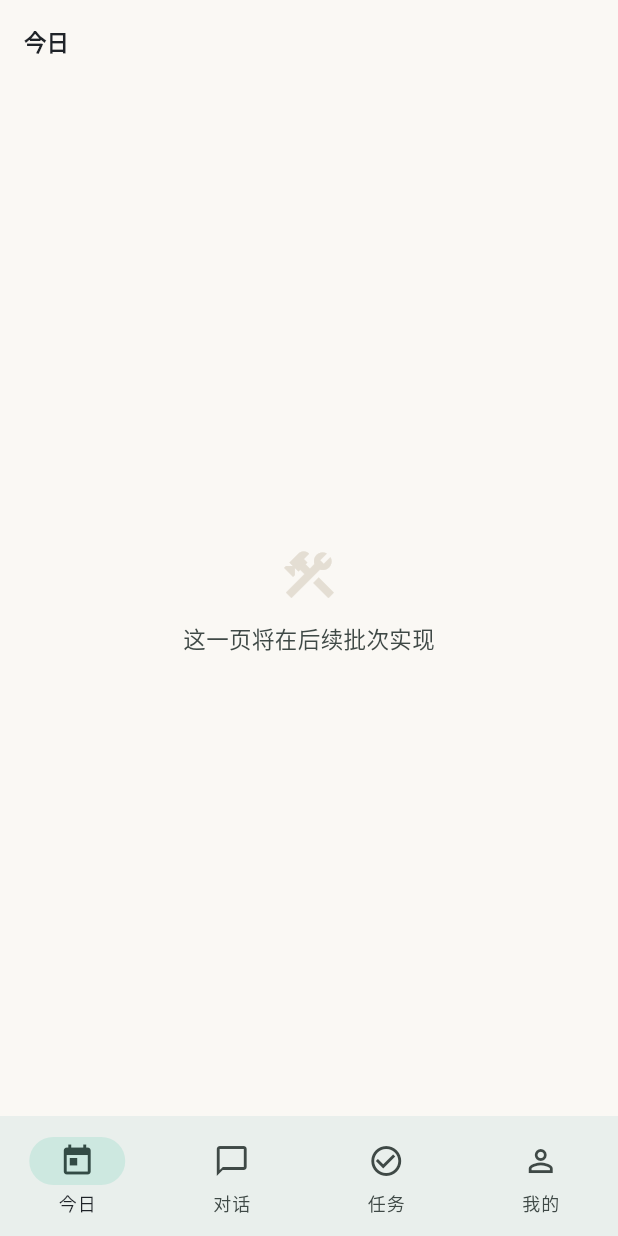
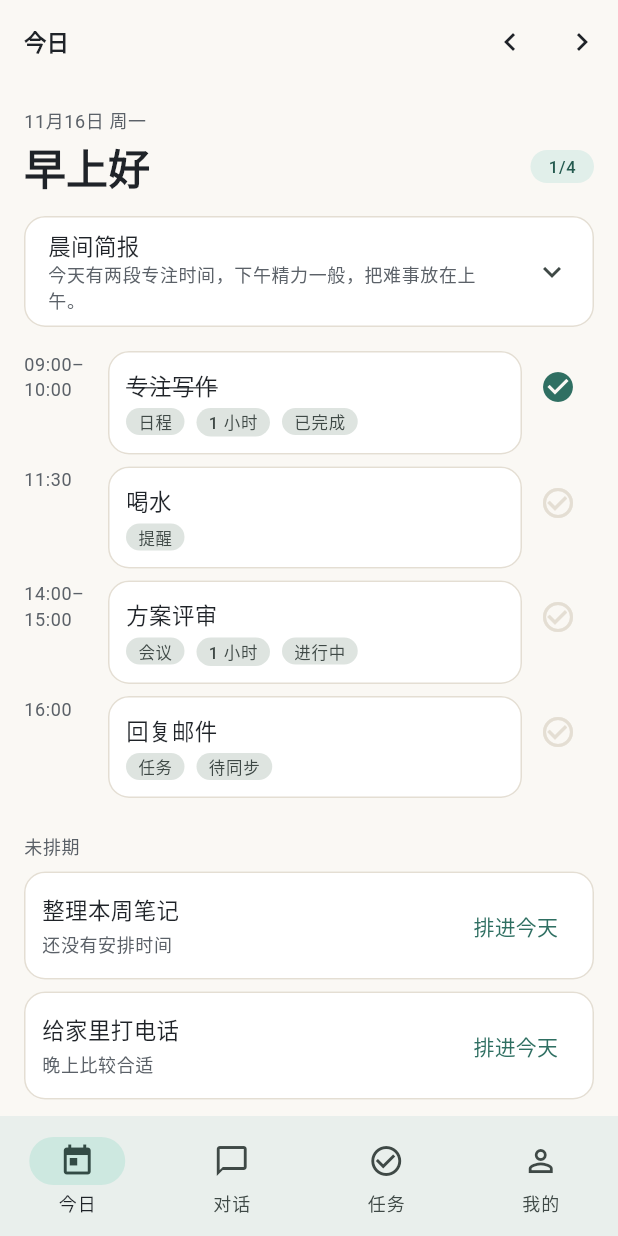
Before and after one commit to Lark123456/AI_Assitant, a Flutter app: the screen it shows after launch, on a phone screen of 412 x 824 dp. Run offline on Flutter 3.47's test engine with Material 3 defaults, Android fonts, the phone set to English and light mode, and no system bars; our stand-ins replace flutter_riverpod, go_router.

Commit message:
阶段 U1 批次7：今日页与状态覆盖
今日页接入 TodayController：日期切换、简报折叠、时间线完成/跳过、未排期排进今天、晚间复盘；覆盖加载、空、错误、离线、同步中与待同步；Mock Today 支持正常/空/失败数据集。

```diff
--- a/mobile/lib/core/strings.dart
+++ b/mobile/lib/core/strings.dart
@@ -40,4 +40,16 @@ abstract final class S {
   static const placeholderBody = '这一页将在后续批次实现';
   static const tasksNextStage = '任务页将在下一阶段提供';
   static const profileNextStage = '我的页将在下一阶段提供';
+
+  static const markDone = '完成';
+  static const skipItem = '跳过';
+  static const previousDay = '前一天';
+  static const nextDay = '后一天';
+  static const adjustTime = '调整时间';
+  static const statusOffline = '离线';
+  static const statusSyncing = '同步中';
+  static const reviewSubmitted = '已提交晚间复盘';
+  static const reviewConfirm = '按当前完成情况提交？';
+  static const submit = '提交';
+  static const cancel = '取消';
 }
--- /dev/null
+++ b/mobile/lib/features/today/today_page.dart
@@ -0,0 +1,492 @@
+import 'package:flutter/material.dart';
+import 'package:flutter_riverpod/flutter_riverpod.dart';
+
+import '../../core/clock.dart';
+import '../../core/format.dart';
+import '../../core/providers.dart';
+import '../../core/strings.dart';
+import '../../core/theme/tokens.dart';
+import '../../domain/enums.dart';
+import '../../domain/models/today.dart';
+import 'today_controller.dart';
+
+class TodayPage extends ConsumerWidget {
+  const TodayPage({super.key});
+
+  @override
+  Widget build(BuildContext context, WidgetRef ref) {
+    final async = ref.watch(todayControllerProvider);
+    final networkStatus = ref.watch(networkStatusProvider).value;
+    return Scaffold(
+      appBar: AppBar(
+        title: const Text(S.tabToday),
+        actions: [
+          IconButton(
+            tooltip: S.previousDay,
+            onPressed: () =>
+                ref.read(todayControllerProvider.notifier).previousDay(),
+            icon: const Icon(Icons.chevron_left),
+          ),
+          IconButton(
+            tooltip: S.nextDay,
+            onPressed: () =>
+                ref.read(todayControllerProvider.notifier).nextDay(),
+            icon: const Icon(Icons.chevron_right),
+          ),
+        ],
+      ),
+      body: switch (async) {
+        AsyncData(:final value) => _TodayBody(
+          state: value,
+          networkStatus: networkStatus,
+        ),
+        AsyncError() => _ErrorView(
+          onRetry: () => ref.read(todayControllerProvider.notifier).retry(),
+        ),
+        _ => const Center(child: CircularProgressIndicator()),
+      },
+    );
+  }
+}
+
+class _TodayBody extends ConsumerWidget {
+  const _TodayBody({required this.state, required this.networkStatus});
+
+  final TodayState state;
+  final NetworkStatus? networkStatus;
+
+  @override
+  Widget build(BuildContext context, WidgetRef ref) {
+    final day = state.day;
+    final now = ref.watch(clockProvider).now();
+    final doneCount = day.items
+        .where((item) => item.status == TodayItemStatus.done)
+        .length;
+    final isEmpty = day.items.isEmpty && day.unscheduled.isEmpty;
+
+    return ListView(
+      padding: const EdgeInsets.all(AppSpacing.lg),
+      children: [
+        if (networkStatus == NetworkStatus.offline) ...[
+          const _NetworkBanner(text: S.offline, icon: Icons.cloud_off_outlined),
+          const SizedBox(height: AppSpacing.md),
+        ] else if (networkStatus == NetworkStatus.syncing) ...[
+          const _NetworkBanner(text: S.syncing, icon: Icons.sync),
+          const SizedBox(height: AppSpacing.md),
+        ],
+        _TodayHeader(
+          date: state.date,
+          greeting: greetingFor(now),
+          doneCount: doneCount,
+          total: day.items.length,
+        ),
+        if (day.morningBrief != null) ...[
+          const SizedBox(height: AppSpacing.lg),
+          _BriefCard(
+            brief: day.morningBrief!,
+            onAdjust: () => _showAdjustHint(context),
+          ),
+        ],
+        const SizedBox(height: AppSpacing.lg),
+        if (isEmpty)
+          const _EmptyView()
+        else ...[
+          for (final item in day.items)
+            Padding(
+              padding: const EdgeInsets.only(bottom: AppSpacing.sm),
+              child: _TodayItemTile(item: item, now: now),
+            ),
+          if (day.unscheduled.isNotEmpty) ...[
+            const SizedBox(height: AppSpacing.lg),
+            Text(S.unscheduled, style: Theme.of(context).textTheme.bodySmall),
+            const SizedBox(height: AppSpacing.sm),
+            for (final item in day.unscheduled)
+              Padding(
+                padding: const EdgeInsets.only(bottom: AppSpacing.sm),
+                child: _UnscheduledTile(item: item, day: state.date),
+              ),
+          ],
+        ],
+        const SizedBox(height: AppSpacing.xl),
+        OutlinedButton.icon(
+          onPressed: () => _confirmReview(context, ref),
+          icon: const Icon(Icons.nightlight_outlined),
+          label: const Text(S.eveningReview),
+        ),
+      ],
+    );
+  }
+
+  void _showAdjustHint(BuildContext context) {
+    ScaffoldMessenger.of(context)
+        .showSnackBar(const SnackBar(content: Text(S.tellFriday)));
+  }
+
+  Future<void> _confirmReview(BuildContext context, WidgetRef ref) async {
+    final messenger = ScaffoldMessenger.of(context);
+    final confirmed = await showDialog<bool>(
+      context: context,
+      builder: (dialogContext) => AlertDialog(
+        content: const Text(S.reviewConfirm),
+        actions: [
+          TextButton(
+            onPressed: () => Navigator.of(dialogContext).pop(false),
+            child: const Text(S.cancel),
+          ),
+          FilledButton(
+            onPressed: () => Navigator.of(dialogContext).pop(true),
+            child: const Text(S.submit),
+          ),
+        ],
+      ),
+    );
+    if (confirmed != true) return;
+    await ref.read(todayControllerProvider.notifier).submitEveningReview();
+    messenger.showSnackBar(const SnackBar(content: Text(S.reviewSubmitted)));
+  }
+}
+
+class _TodayHeader extends StatelessWidget {
+  const _TodayHeader({
+    required this.date,
+    required this.greeting,
+    required this.doneCount,
+    required this.total,
+  });
+
+  final DateTime date;
+  final String greeting;
+  final int doneCount;
+  final int total;
+
+  @override
+  Widget build(BuildContext context) {
+    final theme = Theme.of(context);
+    return Column(
+      crossAxisAlignment: CrossAxisAlignment.start,
+      children: [
+        Text(formatDayTitle(date), style: theme.textTheme.bodySmall),
+        const SizedBox(height: AppSpacing.xs),
+        Row(
+          children: [
+            Expanded(
+              child: Text(greeting, style: theme.textTheme.headlineMedium),
+            ),
+            Container(
+              padding: const EdgeInsets.symmetric(
+                horizontal: AppSpacing.md,
+                vertical: AppSpacing.xs,
+              ),
+              decoration: BoxDecoration(
+                color: theme.colorScheme.primaryContainer,
+                borderRadius: BorderRadius.circular(AppRadius.capsule),
+              ),
+              child: Text(
+                '$doneCount/$total',
+                style: theme.textTheme.labelSmall?.copyWith(
+                  color: theme.colorScheme.onPrimaryContainer,
+                ),
+              ),
+            ),
+          ],
+        ),
+      ],
+    );
+  }
+}
+
+class _BriefCard extends StatelessWidget {
+  const _BriefCard({required this.brief, required this.onAdjust});
+
+  final Brief brief;
+  final VoidCallback onAdjust;
+
+  @override
+  Widget build(BuildContext context) {
+    final theme = Theme.of(context);
+    return Card(
+      child: ExpansionTile(
+        tilePadding: const EdgeInsets.symmetric(horizontal: AppSpacing.lg),
+        childrenPadding: const EdgeInsets.fromLTRB(
+          AppSpacing.lg,
+          0,
+          AppSpacing.lg,
+          AppSpacing.lg,
+        ),
+        title: Text(S.morningBrief, style: theme.textTheme.bodyMedium),
+        subtitle: Text(
+          brief.text,
+          maxLines: 2,
+          overflow: TextOverflow.ellipsis,
+          style: theme.textTheme.bodySmall,
+        ),
+        children: [
+          Align(
+            alignment: Alignment.centerLeft,
+            child: Text(brief.reasonLine, style: theme.textTheme.bodySmall),
+          ),
+          for (final suggestion in brief.mergedSuggestions)
+            Align(
+              alignment: Alignment.centerLeft,
+              child: Padding(
+                padding: const EdgeInsets.only(top: AppSpacing.xs),
+                child: Text('· $suggestion', style: theme.textTheme.bodySmall),
+              ),
+            ),
+          Align(
+            alignment: Alignment.centerRight,
+            child: TextButton(onPressed: onAdjust, child: const Text(S.adjust)),
+          ),
+        ],
+      ),
+    );
+  }
+}
+
+class _TodayItemTile extends ConsumerWidget {
+  const _TodayItemTile({required this.item, required this.now});
+
+  final TodayItem item;
+  final DateTime now;
+
+  @override
+  Widget build(BuildContext context, WidgetRef ref) {
+    final theme = Theme.of(context);
+    final done = item.status == TodayItemStatus.done;
+    final skipped = item.status == TodayItemStatus.skipped;
+    final overdue = item.isOverdueAt(now);
+    final pendingSync =
+        item.syncState == SyncState.pending ||
+        item.syncState == SyncState.queued;
+
+    return Row(
+      crossAxisAlignment: CrossAxisAlignment.start,
+      children: [
+        SizedBox(
+          width: 56,
+          child: Text(_timeLabel(item), style: theme.textTheme.bodySmall),
+        ),
+        Expanded(
+          child: Card(
+            child: InkWell(
+              borderRadius: BorderRadius.circular(AppRadius.card),
+              onLongPress: done || skipped
+                  ? null
+                  : () => ref
+                        .read(todayControllerProvider.notifier)
+                        .skip(item.id),
+              child: Padding(
+                padding: const EdgeInsets.all(AppSpacing.md),
+                child: Column(
+                  crossAxisAlignment: CrossAxisAlignment.start,
+                  children: [
+                    Text(
+                      item.title,
+                      style: theme.textTheme.bodyMedium?.copyWith(
+                        decoration: done ? TextDecoration.lineThrough : null,
+                      ),
+                    ),
+                    const SizedBox(height: AppSpacing.xs),
+                    Wrap(
+                      spacing: AppSpacing.sm,
+                      runSpacing: AppSpacing.xs,
+                      children: [
+                        if (item.sourceTag != null) _Tag(text: item.sourceTag!),
+                        if (item.durationMin != null)
+                          _Tag(text: formatDuration(item.durationMin!)),
+                        if (item.status == TodayItemStatus.inProgress)
+                          _Tag(text: S.inProgress),
+                        if (done) _Tag(text: S.done),
+                        if (skipped) _Tag(text: S.skipped),
+                        if (overdue) _Tag(text: S.overdue, warning: true),
+                        if (pendingSync) _Tag(text: S.waitingSync),
+                      ],
+                    ),
+                  ],
+                ),
+              ),
+            ),
+          ),
+        ),
+        IconButton(
+          tooltip: done ? S.done : S.markDone,
+          constraints: const BoxConstraints.tightFor(
+            width: AppSizes.minTouch,
+            height: AppSizes.minTouch,
+          ),
+          onPressed: done || skipped
+              ? null
+              : () => ref
+                    .read(todayControllerProvider.notifier)
+                    .complete(item.id),
+          icon: Icon(
+            done ? Icons.check_circle : Icons.check_circle_outline,
+            color: done ? theme.colorScheme.primary : theme.colorScheme.outline,
+          ),
+        ),
+      ],
+    );
+  }
+
+  String _timeLabel(TodayItem item) {
+    final start = item.start;
+    if (start == null) return '';
+    if (item.kind == TodayItemKind.block && item.end != null) {
+      return '${formatClockTime(start)}–${formatClockTime(item.end!)}';
+    }
+    return formatClockTime(start);
+  }
+}
+
+class _UnscheduledTile extends ConsumerWidget {
+  const _UnscheduledTile({required this.item, required this.day});
+
+  final TodayItem item;
+  final DateTime day;
+
+  @override
+  Widget build(BuildContext context, WidgetRef ref) {
+    final theme = Theme.of(context);
+    return Card(
+      child: Padding(
+        padding: const EdgeInsets.all(AppSpacing.md),
+        child: Row(
+          children: [
+            Expanded(
+              child: Column(
+                crossAxisAlignment: CrossAxisAlignment.start,
+                children: [
+                  Text(item.title, style: theme.textTheme.bodyMedium),
+                  if (item.reason != null) ...[
+                    const SizedBox(height: AppSpacing.xs),
+                    Text(item.reason!, style: theme.textTheme.bodySmall),
+                  ],
+                ],
+              ),
+            ),
+            TextButton(
+              onPressed: () => ref
+                  .read(todayControllerProvider.notifier)
+                  .moveToToday(
+                    item.id,
+                    DateTime(day.year, day.month, day.day, 18),
+                  ),
+              child: const Text(S.planForToday),
+            ),
+          ],
+        ),
+      ),
+    );
+  }
+}
+
+class _NetworkBanner extends StatelessWidget {
+  const _NetworkBanner({required this.text, required this.icon});
+
+  final String text;
+  final IconData icon;
+
+  @override
+  Widget build(BuildContext context) {
+    final theme = Theme.of(context);
+    return Container(
+      padding: const EdgeInsets.symmetric(
+        horizontal: AppSpacing.md,
+        vertical: AppSpacing.sm,
+      ),
+      decoration: BoxDecoration(
+        color: theme.colorScheme.errorContainer,
+        borderRadius: BorderRadius.circular(AppRadius.button),
+      ),
+      child: Row(
+        children: [
+          Icon(icon, size: 18, color: theme.colorScheme.onErrorContainer),
+          const SizedBox(width: AppSpacing.sm),
+          Expanded(
+            child: Text(
+              text,
+              style: theme.textTheme.bodySmall?.copyWith(
+                color: theme.colorScheme.onErrorContainer,
+              ),
+            ),
+          ),
+        ],
+      ),
+    );
+  }
+}
+
+class _EmptyView extends StatelessWidget {
+  const _EmptyView();
+
+  @override
+  Widget build(BuildContext context) {
+    final theme = Theme.of(context);
+    return Padding(
+      padding: const EdgeInsets.symmetric(vertical: AppSpacing.xxl),
+      child: Column(
+        children: [
+          Icon(
+            Icons.wb_sunny_outlined,
+            size: 40,
+            color: theme.colorScheme.outline,
+          ),
+          const SizedBox(height: AppSpacing.md),
+          Text(S.todayEmpty, style: theme.textTheme.bodySmall),
+        ],
+      ),
+    );
+  }
+}
+
+class _ErrorView extends StatelessWidget {
+  const _ErrorView({required this.onRetry});
+
+  final VoidCallback onRetry;
+
+  @override
+  Widget build(BuildContext context) {
+    final theme = Theme.of(context);
+    return Center(
+      child: Column(
+        mainAxisSize: MainAxisSize.min,
+        children: [
+          Icon(Icons.error_outline, size: 40, color: theme.colorScheme.error),
+          const SizedBox(height: AppSpacing.md),
+          Text(S.loadingFailed, style: theme.textTheme.bodyMedium),
+          const SizedBox(height: AppSpacing.md),
+          FilledButton(onPressed: onRetry, child: const Text(S.retry)),
+        ],
+      ),
+    );
+  }
+}
+
+class _Tag extends StatelessWidget {
+  const _Tag({required this.text, this.warning = false});
+
+  final String text;
+  final bool warning;
+
+  @override
+  Widget build(BuildContext context) {
+    final theme = Theme.of(context);
+    final color = warning
+        ? theme.colorScheme.error
+        : theme.colorScheme.onSurfaceVariant;
+    return Container(
+      padding: const EdgeInsets.symmetric(
+        horizontal: AppSpacing.sm,
+        vertical: 2,
+      ),
+      decoration: BoxDecoration(
+        color: theme.colorScheme.surfaceContainerHighest,
+        borderRadius: BorderRadius.circular(AppRadius.capsule),
+      ),
+      child: Text(
+        text,
+        style: theme.textTheme.labelSmall?.copyWith(color: color),
+      ),
+    );
+  }
+}
--- a/mobile/lib/shell/app_router.dart
+++ b/mobile/lib/shell/app_router.dart
@@ -2,6 +2,7 @@ import 'package:flutter_riverpod/flutter_riverpod.dart';
 import 'package:go_router/go_router.dart';
 
 import '../core/strings.dart';
+import '../features/today/today_page.dart';
 import 'placeholder_page.dart';
 import 'shell_scaffold.dart';
 
@@ -23,8 +24,7 @@ GoRouter createAppRouter() => GoRouter(
           routes: [
             GoRoute(
               path: '/today',
-              builder: (context, state) =>
-                  const PlaceholderPage(title: S.tabToday),
+              builder: (context, state) => const TodayPage(),
             ),
           ],
         ),
```
Also changed, not shown: mobile/lib/data/mock/mock_today_repository.dart (+22 -6 lines), mobile/lib/features/today/today_controller.dart (added, +118 -0 lines), 2 other files.
